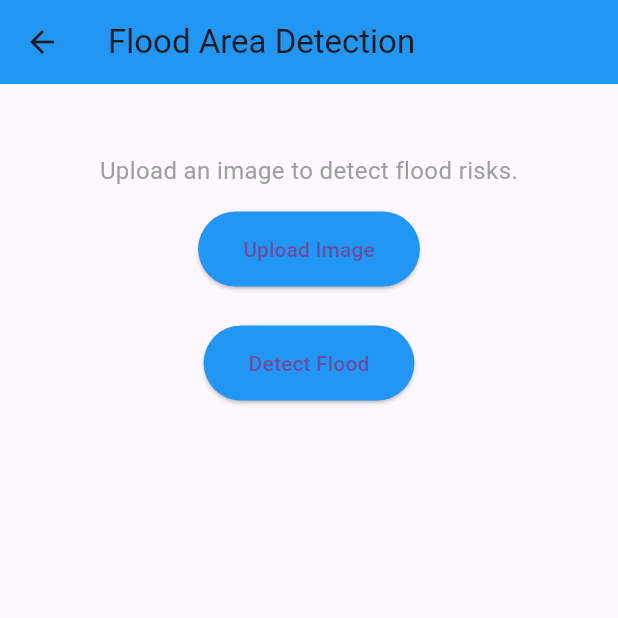
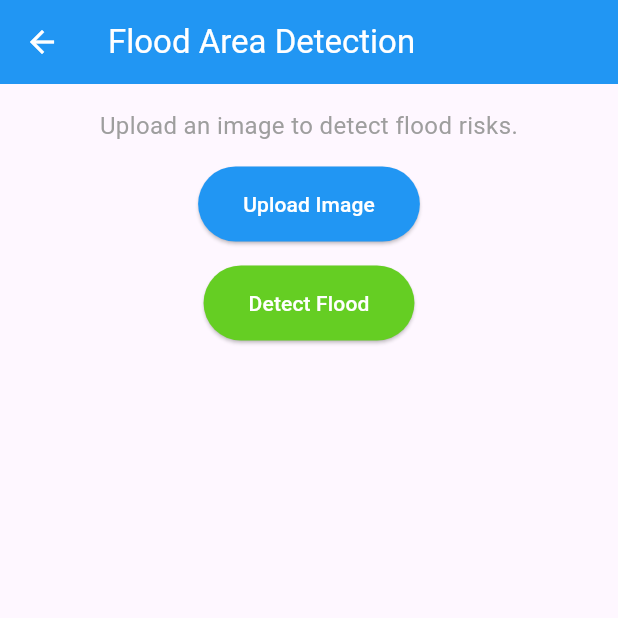
Before and after one commit to patelkiran185/SARAI, a Flutter app: the FloodAreaDetectionScreen screen opened directly, on a phone screen of 412 x 824 dp, the top half of it. Run offline on Flutter 3.47's test engine with Material 3 defaults, Android fonts, the phone set to English and light mode, and no system bars; our stand-ins replace cloud_firestore, firebase_auth, firebase_core, flutter_dotenv, gallery_saver, google_sign_in and 3 more; missing offline and left inert: email_otp, github_signin_promax, twilio_flutter; accounts and stored records are empty.

```diff
--- a/lib/sub-screens/flooddet.dart
+++ b/lib/sub-screens/flooddet.dart
@@ -80,45 +80,91 @@ class _FloodAreaDetectionScreenState extends State<FloodAreaDetectionScreen> {
 
   void _clearImage() {
     setState(() {
-      _selectedImageBytes = null; // Clear uploaded image
-      _groundTruthBytes = null; // Clear ground truth mask
-      _predictedMaskBytes = null; // Clear predicted mask
-      _resultImageBytes = null; // Clear result image
-      // Clear any result text
+      _selectedImageBytes = null;
+      _groundTruthBytes = null;
+      _predictedMaskBytes = null;
+      _resultImageBytes = null;
     });
+  }
+
+  Widget _buildImageGrid() {
+    final List<Map<String, dynamic>> images = [
+      if (_selectedImageBytes != null)
+        {'title': 'Uploaded Image', 'bytes': _selectedImageBytes},
+      if (_groundTruthBytes != null)
+        {'title': 'Ground Truth Image', 'bytes': _groundTruthBytes},
+      if (_predictedMaskBytes != null)
+        {'title': 'Predicted Mask', 'bytes': _predictedMaskBytes},
+      if (_resultImageBytes != null)
+        {'title': 'Flood Detected Image', 'bytes': _resultImageBytes},
+    ];
+
+    return GridView.builder(
+      shrinkWrap: true,
+      physics: const NeverScrollableScrollPhysics(),
+      gridDelegate: const SliverGridDelegateWithFixedCrossAxisCount(
+        crossAxisCount: 2,
+        crossAxisSpacing: 10,
+        mainAxisSpacing: 10,
+        childAspectRatio: 1,
+      ),
+      itemCount: images.length,
+      itemBuilder: (context, index) {
+        final image = images[index];
+        return Column(
+          children: [
+            Text(
+              image['title'],
+              style: const TextStyle(
+                  fontSize: 14, fontWeight: FontWeight.bold),
+              textAlign: TextAlign.center,
+            ),
+            const SizedBox(height: 8),
+            Expanded(
+              child: Image.memory(
+                image['bytes'],
+                fit: BoxFit.cover,
+              ),
+            ),
+          ],
+        );
+      },
+    );
   }
 
  @override
 Widget build(BuildContext context) {
   return Scaffold(
     appBar: AppBar(
-        title: const Text('Flood Area Detection'),
+       title: const Text(
+        'Flood Area Detection',
+        style: TextStyle(color: Colors.white),
+      ),
       leading: IconButton(
-          icon: const Icon(Icons.arrow_back),
+        icon: const Icon(
+          Icons.arrow_back,
+          color: Colors.white,
+        ),
         onPressed: () {
           Navigator.of(context).pop();
         },
       ),
       backgroundColor: Colors.blue,
     ),
-      body: SingleChildScrollView(
+    body: Stack(
+      children: [
+        SingleChildScrollView(
           child: Padding(
             padding: const EdgeInsets.all(16.0),
             child: Column(
               crossAxisAlignment: CrossAxisAlignment.stretch,
               children: [
-              // Title and Instructions
-              const Padding(
-                padding: EdgeInsets.only(top: 10, bottom: 20),
-              ),
                 const Text(
                   "Upload an image to detect flood risks.",
                   style: TextStyle(fontSize: 16, color: Colors.grey),
                   textAlign: TextAlign.center,
                 ),
                 const SizedBox(height: 16),
-
-              // Buttons
                 Center(
                   child: ElevatedButton(
                     onPressed: _isLoading ? null : _uploadImage,
@@ -127,119 +173,52 @@ class _FloodAreaDetectionScreenState extends State<FloodAreaDetectionScreen> {
                       padding: const EdgeInsets.symmetric(
                           vertical: 15, horizontal: 30),
                     ),
-                  child: const Text("Upload Image"),
-                ),
-              ),
-              const SizedBox(height: 10),
-              if (_selectedImageBytes != null)
-                Center(
-                  child: ElevatedButton(
-                    onPressed: _isLoading ? null : _clearImage,
-                    style: ElevatedButton.styleFrom(
-                      backgroundColor: Colors.red,
-                      padding: const EdgeInsets.symmetric(
-                          vertical: 15, horizontal: 30),
-                    ),
-                    child: const Text("Clear Image"),
+                    child: const Text("Upload Image", style: TextStyle(color: Colors.white)),
                   ),
                 ),
                 const SizedBox(height: 16),
-
-              // Show Uploaded Image
-              if (_selectedImageBytes != null) ...[
-                const Text(
-                  "Uploaded Image",
-                  style: TextStyle(fontSize: 16, fontWeight: FontWeight.bold),
-                ),
-                const SizedBox(height: 8),
-                Center(
-                  child: SizedBox(
-                    width: 150,
-                    height: 150,
-                    child: Image.memory(
-                      _selectedImageBytes!,
-                      fit: BoxFit.cover,
-                    ),
-                  ),
-                ),
-                const SizedBox(height: 16),
-              ],
-
-              // Detect Button
                 Center(
                   child: ElevatedButton(
                     onPressed: _isLoading ? null : _detectFlood,
                     style: ElevatedButton.styleFrom(
-                    backgroundColor: Colors.blue,
+                      backgroundColor: const Color.fromARGB(255, 101, 206, 35),
                       padding: const EdgeInsets.symmetric(
                           vertical: 15, horizontal: 30),
                     ),
-                  child: const Text("Detect Flood"),
+                    child: const Text("Detect Flood", style: TextStyle(color: Colors.white)),
                   ),
                 ),
                 const SizedBox(height: 16),
-
-              if (_isLoading) const Center(child: CircularProgressIndicator()),
-
-              // Show Processed Image and Result
+                if (_isLoading)
+                  const Center(child: CircularProgressIndicator()),
                 if (!_isLoading &&
                     (_selectedImageBytes != null ||
                         _groundTruthBytes != null ||
                         _predictedMaskBytes != null ||
                         _resultImageBytes != null))
-                Column(
-                  children: [
-                    if (_groundTruthBytes != null) ...[
-                      const Text("Ground Truth Image",
-                          style: TextStyle(
-                              fontSize: 16, fontWeight: FontWeight.bold)),
-                      const SizedBox(height: 8),
-                      Center(
-                        child: SizedBox(
-                          width: 150,
-                          height: 150,
-                          child: Image.memory(_groundTruthBytes!,
-                              fit: BoxFit.cover),
-                        ),
-                      ),
-                      const SizedBox(height: 16),
-                    ],
-                    if (_predictedMaskBytes != null) ...[
-                      const Text("Predicted Image",
-                          style: TextStyle(
-                              fontSize: 16, fontWeight: FontWeight.bold)),
-                      const SizedBox(height: 8),
-                      Center(
-                        child: SizedBox(
-                          width: 150,
-                          height: 150,
-                          child: Image.memory(_predictedMaskBytes!,
-                              fit: BoxFit.cover),
-                        ),
-                      ),
-                      const SizedBox(height: 16),
-                    ],
-                    if (_resultImageBytes != null) ...[
-                      const Text("Flood Detected Image",
-                          style: TextStyle(
-                              fontSize: 16, fontWeight: FontWeight.bold)),
-                      const SizedBox(height: 8),
-                      Center(
-                        child: SizedBox(
-                          width: 150,
-                          height: 150,
-                          child: Image.memory(_resultImageBytes!,
-                              fit: BoxFit.cover),
-                        ),
-                      ),
-                      const SizedBox(height: 16),
-                    ],
-                  ],
-                ),
+                  _buildImageGrid(),
               ],
             ),
           ),
         ),
+        if (_selectedImageBytes != null)
+          Align(
+            alignment: Alignment.bottomCenter,
+            child: Padding(
+              padding: const EdgeInsets.all(16.0),
+              child: ElevatedButton(
+                onPressed: _isLoading ? null : _clearImage,
+                style: ElevatedButton.styleFrom(
+                  backgroundColor: const Color.fromARGB(255, 207, 47, 36),
+                  padding:
+                      const EdgeInsets.symmetric(vertical: 15, horizontal: 30),
+                ),
+                child: const Text("Clear Image", style: TextStyle(color: Colors.white), ),
+              ),
+            ),
+          ),
+      ],
+    ),
   );
 }
 }
```
Also changed, not shown: 6 other files. Lines whose indentation alone changed are shown as unchanged.
